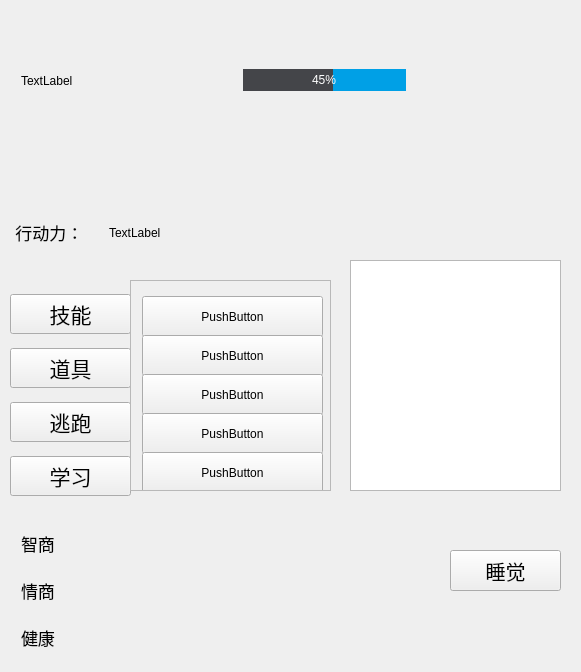
Qt form Luo_Jia_Li_Xian_Ji/fight.ui (lost-cat/Luo_Jia_Li_Xian_Ji) before a commit.
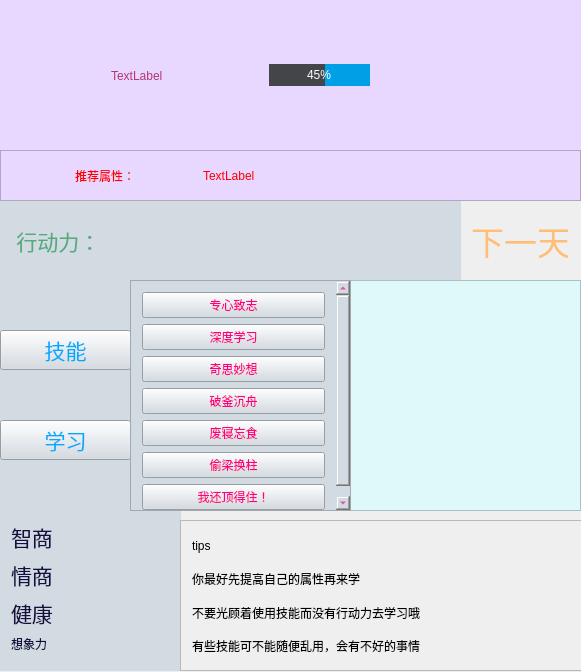
The same form after that commit.

```diff
--- a/Luo_Jia_Li_Xian_Ji/fight.ui
+++ b/Luo_Jia_Li_Xian_Ji/fight.ui
@@ -25,21 +25,44 @@
   <property name="layoutDirection">
    <enum>Qt::LeftToRight</enum>
   </property>
+  <property name="styleSheet">
+   <string notr="true"/>
+  </property>
   <property name="inputMethodHints">
    <set>Qt::ImhNone</set>
   </property>
   <widget class="QWidget" name="widget" native="true">
    <property name="geometry">
     <rect>
-     <x>10</x>
-     <y>20</y>
-     <width>571</width>
-     <height>121</height>
+     <x>0</x>
+     <y>0</y>
+     <width>581</width>
+     <height>151</height>
     </rect>
    </property>
+   <property name="styleSheet">
+    <string notr="true">font: 16pt &quot;方正何旭奶油体 简&quot;;
+background-color: rgb(232, 215, 255);</string>
+   </property>
    <layout class="QHBoxLayout" name="horizontalLayout">
+    <item>
+     <spacer name="horizontalSpacer_10">
+      <property name="orientation">
+       <enum>Qt::Horizontal</enum>
+      </property>
+      <property name="sizeHint" stdset="0">
+       <size>
+        <width>40</width>
+        <height>20</height>
+       </size>
+      </property>
+     </spacer>
+    </item>
     <item>
      <widget class="QLabel" name="cou_name">
+      <property name="styleSheet">
+       <string notr="true">color:rgb(179, 55, 113);</string>
+      </property>
       <property name="text">
        <string>TextLabel</string>
       </property>
@@ -107,6 +130,19 @@
       </property>
      </widget>
     </item>
+    <item>
+     <spacer name="horizontalSpacer_11">
+      <property name="orientation">
+       <enum>Qt::Horizontal</enum>
+      </property>
+      <property name="sizeHint" stdset="0">
+       <size>
+        <width>40</width>
+        <height>20</height>
+       </size>
+      </property>
+     </spacer>
+    </item>
     <item>
      <spacer name="horizontalSpacer_2">
       <property name="orientation">
@@ -125,12 +161,17 @@
   <widget class="QWidget" name="widget_2" native="true">
    <property name="geometry">
     <rect>
-     <x>10</x>
+     <x>0</x>
      <y>280</y>
-     <width>121</width>
+     <width>131</width>
      <height>231</height>
     </rect>
    </property>
+   <property name="styleSheet">
+    <string notr="true">font: 16pt &quot;方正何旭奶油体 简&quot;;
+color: rgb(0, 170, 255);
+background-color:rgb(210, 218, 226);</string>
+   </property>
    <layout class="QVBoxLayout" name="verticalLayout">
     <property name="spacing">
      <number>0</number>
@@ -154,8 +195,11 @@
      <widget class="QPushButton" name="skill">
       <property name="font">
        <font>
-        <family>楷体</family>
+        <family>方正何旭奶油体 简</family>
         <pointsize>16</pointsize>
+        <weight>50</weight>
+        <italic>false</italic>
+        <bold>false</bold>
        </font>
       </property>
       <property name="text">
@@ -163,32 +207,6 @@
       </property>
      </widget>
     </item>
-    <item>
-     <widget class="QPushButton" name="item">
-      <property name="font">
-       <font>
-        <family>楷体</family>
-        <pointsize>16</pointsize>
-       </font>
-      </property>
-      <property name="text">
-       <string>道具</string>
-      </property>
-     </widget>
-    </item>
-    <item>
-     <widget class="QPushButton" name="run">
-      <property name="font">
-       <font>
-        <family>楷体</family>
-        <pointsize>16</pointsize>
-       </font>
-      </property>
-      <property name="text">
-       <string>逃跑</string>
-      </property>
-     </widget>
-    </item>
     <item>
      <widget class="QPushButton" name="attack">
       <property name="enabled">
@@ -196,8 +214,11 @@
       </property>
       <property name="font">
        <font>
-        <family>楷体</family>
+        <family>方正何旭奶油体 简</family>
         <pointsize>16</pointsize>
+        <weight>50</weight>
+        <italic>false</italic>
+        <bold>false</bold>
        </font>
       </property>
       <property name="text">
@@ -211,18 +232,26 @@
    <property name="geometry">
     <rect>
      <x>0</x>
-     <y>210</y>
-     <width>211</width>
-     <height>45</height>
+     <y>200</y>
+     <width>461</width>
+     <height>81</height>
     </rect>
    </property>
+   <property name="styleSheet">
+    <string notr="true">font: 16pt &quot;方正何旭奶油体 简&quot;;
+color: rgb(85, 170, 127);
+background-color:rgb(210, 218, 226);</string>
+   </property>
    <layout class="QHBoxLayout" name="horizontalLayout_2">
     <item>
      <widget class="QLabel" name="label">
       <property name="font">
        <font>
-        <family>楷体</family>
-        <pointsize>13</pointsize>
+        <family>方正何旭奶油体 简</family>
+        <pointsize>16</pointsize>
+        <weight>50</weight>
+        <italic>false</italic>
+        <bold>false</bold>
        </font>
       </property>
       <property name="cursor">
@@ -236,7 +265,14 @@
     <item>
      <widget class="QLabel" name="movepoint">
       <property name="text">
-       <string>TextLabel</string>
+       <string/>
+      </property>
+     </widget>
+    </item>
+    <item>
+     <widget class="QLabel" name="label_8">
+      <property name="text">
+       <string/>
       </property>
      </widget>
     </item>
@@ -245,19 +281,43 @@
   <widget class="QWidget" name="widget_4" native="true">
    <property name="geometry">
     <rect>
-     <x>10</x>
-     <y>520</y>
-     <width>191</width>
-     <height>141</height>
+     <x>0</x>
+     <y>510</y>
+     <width>181</width>
+     <height>161</height>
     </rect>
    </property>
+   <property name="styleSheet">
+    <string notr="true">background-color:rgb(210, 218, 226);
+color: rgb(19, 15, 64);
+font: 16pt &quot;方正何旭奶油体 简&quot;;</string>
+   </property>
    <layout class="QFormLayout" name="formLayout">
+    <item row="0" column="0">
+     <widget class="QLabel" name="label_2">
+      <property name="font">
+       <font>
+        <family>方正何旭奶油体 简</family>
+        <pointsize>16</pointsize>
+        <weight>50</weight>
+        <italic>false</italic>
+        <bold>false</bold>
+       </font>
+      </property>
+      <property name="text">
+       <string>智商</string>
+      </property>
+     </widget>
+    </item>
     <item row="0" column="1">
      <widget class="QLabel" name="zili">
       <property name="font">
        <font>
-        <family>楷体</family>
-        <pointsize>13</pointsize>
+        <family>方正何旭奶油体 简</family>
+        <pointsize>16</pointsize>
+        <weight>50</weight>
+        <italic>false</italic>
+        <bold>false</bold>
        </font>
       </property>
       <property name="text">
@@ -266,24 +326,14 @@
      </widget>
     </item>
     <item row="1" column="0">
-     <spacer name="verticalSpacer_2">
-      <property name="orientation">
-       <enum>Qt::Vertical</enum>
-      </property>
-      <property name="sizeHint" stdset="0">
-       <size>
-        <width>20</width>
-        <height>40</height>
-       </size>
-      </property>
-     </spacer>
-    </item>
-    <item row="2" column="0">
      <widget class="QLabel" name="label_3">
       <property name="font">
        <font>
-        <family>楷体</family>
-        <pointsize>13</pointsize>
+        <family>方正何旭奶油体 简</family>
+        <pointsize>16</pointsize>
+        <weight>50</weight>
+        <italic>false</italic>
+        <bold>false</bold>
        </font>
       </property>
       <property name="text">
@@ -291,12 +341,15 @@
       </property>
      </widget>
     </item>
-    <item row="2" column="1">
+    <item row="1" column="1">
      <widget class="QLabel" name="qinshang">
       <property name="font">
        <font>
-        <family>楷体</family>
-        <pointsize>13</pointsize>
+        <family>方正何旭奶油体 简</family>
+        <pointsize>16</pointsize>
+        <weight>50</weight>
+        <italic>false</italic>
+        <bold>false</bold>
        </font>
       </property>
       <property name="text">
@@ -304,25 +357,15 @@
       </property>
      </widget>
     </item>
-    <item row="3" column="0">
-     <spacer name="verticalSpacer">
-      <property name="orientation">
-       <enum>Qt::Vertical</enum>
-      </property>
-      <property name="sizeHint" stdset="0">
-       <size>
-        <width>20</width>
-        <height>40</height>
-       </size>
-      </property>
-     </spacer>
-    </item>
-    <item row="4" column="0">
+    <item row="2" column="0">
      <widget class="QLabel" name="label_4">
       <property name="font">
        <font>
-        <family>楷体</family>
-        <pointsize>13</pointsize>
+        <family>方正何旭奶油体 简</family>
+        <pointsize>16</pointsize>
+        <weight>50</weight>
+        <italic>false</italic>
+        <bold>false</bold>
        </font>
       </property>
       <property name="text">
@@ -330,12 +373,15 @@
       </property>
      </widget>
     </item>
-    <item row="4" column="1">
+    <item row="2" column="1">
      <widget class="QLabel" name="jiankang">
       <property name="font">
        <font>
-        <family>楷体</family>
-        <pointsize>13</pointsize>
+        <family>方正何旭奶油体 简</family>
+        <pointsize>16</pointsize>
+        <weight>50</weight>
+        <italic>false</italic>
+        <bold>false</bold>
        </font>
       </property>
       <property name="text">
@@ -343,16 +389,17 @@
       </property>
      </widget>
     </item>
-    <item row="0" column="0">
-     <widget class="QLabel" name="label_2">
-      <property name="font">
-       <font>
-        <family>楷体</family>
-        <pointsize>13</pointsize>
-       </font>
+    <item row="3" column="0">
+     <widget class="QLabel" name="label_7">
+      <property name="text">
+       <string>想象力</string>
       </property>
+     </widget>
+    </item>
+    <item row="3" column="1">
+     <widget class="QLabel" name="img">
       <property name="text">
-       <string>智商</string>
+       <string/>
       </property>
      </widget>
     </item>
@@ -361,44 +408,70 @@
   <widget class="QPushButton" name="back">
    <property name="geometry">
     <rect>
-     <x>450</x>
-     <y>550</y>
-     <width>111</width>
-     <height>41</height>
+     <x>460</x>
+     <y>200</y>
+     <width>121</width>
+     <height>81</height>
     </rect>
    </property>
    <property name="font">
     <font>
-     <family>楷体</family>
-     <pointsize>15</pointsize>
+     <family>方正何旭奶油体 简</family>
+     <pointsize>25</pointsize>
+     <weight>50</weight>
+     <italic>false</italic>
+     <bold>false</bold>
     </font>
    </property>
+   <property name="styleSheet">
+    <string notr="true">font: 25pt &quot;方正何旭奶油体 简&quot;;
+color: rgb(255, 190, 118);
+border-style:hidden;</string>
+   </property>
    <property name="text">
-    <string>睡觉</string>
+    <string>下一天</string>
    </property>
   </widget>
   <widget class="QTextEdit" name="textEdit">
    <property name="geometry">
     <rect>
      <x>350</x>
-     <y>260</y>
-     <width>211</width>
+     <y>280</y>
+     <width>231</width>
      <height>231</height>
     </rect>
    </property>
+   <property name="styleSheet">
+    <string notr="true">background-color:rgb(223, 249, 251);
+color:rgb(253, 114, 114);
+
+font: 16pt &quot;方正何旭奶油体 简&quot;;</string>
+   </property>
    <property name="readOnly">
     <bool>true</bool>
    </property>
+   <property name="html">
+    <string>&lt;!DOCTYPE HTML PUBLIC &quot;-//W3C//DTD HTML 4.0//EN&quot; &quot;http://www.w3.org/TR/REC-html40/strict.dtd&quot;&gt;
+&lt;html&gt;&lt;head&gt;&lt;meta name=&quot;qrichtext&quot; content=&quot;1&quot; /&gt;&lt;style type=&quot;text/css&quot;&gt;
+p, li { white-space: pre-wrap; }
+&lt;/style&gt;&lt;/head&gt;&lt;body style=&quot; font-family:'方正何旭奶油体 简'; font-size:16pt; font-weight:400; font-style:normal;&quot;&gt;
+&lt;p style=&quot;-qt-paragraph-type:empty; margin-top:0px; margin-bottom:0px; margin-left:0px; margin-right:0px; -qt-block-indent:0; text-indent:0px;&quot;&gt;&lt;br /&gt;&lt;/p&gt;&lt;/body&gt;&lt;/html&gt;</string>
+   </property>
   </widget>
   <widget class="QScrollArea" name="skilltable">
    <property name="geometry">
     <rect>
      <x>130</x>
      <y>280</y>
-     <width>201</width>
-     <height>211</height>
+     <width>221</width>
+     <height>231</height>
     </rect>
    </property>
+   <property name="styleSheet">
+    <string notr="true">font: 16pt &quot;方正何旭奶油体 简&quot;;
+color: rgb(255, 0, 127);
+background-color:rgb(210, 218, 226);</string>
+   </property>
    <property name="widgetResizable">
     <bool>true</bool>
    </property>
@@ -407,77 +480,240 @@
      <rect>
       <x>0</x>
       <y>0</y>
-      <width>199</width>
-      <height>209</height>
+      <width>198</width>
+      <height>365</height>
      </rect>
     </property>
-    <widget class="QPushButton" name="pushButton">
-     <property name="geometry">
-      <rect>
-       <x>11</x>
-       <y>15</y>
-       <width>181</width>
-       <height>41</height>
-      </rect>
-     </property>
-     <property name="text">
-      <string>PushButton</string>
-     </property>
-    </widget>
-    <widget class="QPushButton" name="pushButton_2">
-     <property name="geometry">
-      <rect>
-       <x>11</x>
-       <y>54</y>
-       <width>181</width>
-       <height>41</height>
-      </rect>
-     </property>
-     <property name="text">
-      <string>PushButton</string>
-     </property>
-    </widget>
-    <widget class="QPushButton" name="pushButton_3">
-     <property name="geometry">
-      <rect>
-       <x>11</x>
-       <y>93</y>
-       <width>181</width>
-       <height>41</height>
-      </rect>
-     </property>
-     <property name="text">
-      <string>PushButton</string>
-     </property>
-    </widget>
-    <widget class="QPushButton" name="pushButton_4">
-     <property name="geometry">
-      <rect>
-       <x>11</x>
-       <y>132</y>
-       <width>181</width>
-       <height>41</height>
-      </rect>
-     </property>
-     <property name="text">
-      <string>PushButton</string>
-     </property>
-    </widget>
-    <widget class="QPushButton" name="pushButton_5">
-     <property name="geometry">
-      <rect>
-       <x>11</x>
-       <y>171</y>
-       <width>181</width>
-       <height>41</height>
-      </rect>
-     </property>
-     <property name="text">
-      <string>PushButton</string>
-     </property>
-    </widget>
+    <layout class="QVBoxLayout" name="verticalLayout_2">
+     <item>
+      <widget class="QPushButton" name="skill1">
+       <property name="text">
+        <string>专心致志</string>
+       </property>
+      </widget>
+     </item>
+     <item>
+      <widget class="QPushButton" name="skill2">
+       <property name="text">
+        <string>深度学习</string>
+       </property>
+      </widget>
+     </item>
+     <item>
+      <widget class="QPushButton" name="skill3">
+       <property name="text">
+        <string>奇思妙想</string>
+       </property>
+      </widget>
+     </item>
+     <item>
+      <widget class="QPushButton" name="skill4">
+       <property name="text">
+        <string>破釜沉舟</string>
+       </property>
+      </widget>
+     </item>
+     <item>
+      <widget class="QPushButton" name="skill5">
+       <property name="text">
+        <string>废寝忘食</string>
+       </property>
+      </widget>
+     </item>
+     <item>
+      <widget class="QPushButton" name="skill6">
+       <property name="text">
+        <string>偷梁换柱</string>
+       </property>
+      </widget>
+     </item>
+     <item>
+      <widget class="QPushButton" name="skill7">
+       <property name="text">
+        <string>我还顶得住！</string>
+       </property>
+      </widget>
+     </item>
+    </layout>
    </widget>
   </widget>
+  <widget class="QFrame" name="frame">
+   <property name="geometry">
+    <rect>
+     <x>0</x>
+     <y>150</y>
+     <width>581</width>
+     <height>51</height>
+    </rect>
+   </property>
+   <property name="styleSheet">
+    <string notr="true">background-color: rgb(232, 215, 255);
+color: rgb(255, 0, 0);
+font: 16pt &quot;方正何旭奶油体 简&quot;;</string>
+   </property>
+   <property name="frameShape">
+    <enum>QFrame::StyledPanel</enum>
+   </property>
+   <property name="frameShadow">
+    <enum>QFrame::Raised</enum>
+   </property>
+   <layout class="QHBoxLayout" name="horizontalLayout_3">
+    <item>
+     <spacer name="horizontalSpacer_3">
+      <property name="orientation">
+       <enum>Qt::Horizontal</enum>
+      </property>
+      <property name="sizeHint" stdset="0">
+       <size>
+        <width>40</width>
+        <height>20</height>
+       </size>
+      </property>
+     </spacer>
+    </item>
+    <item>
+     <widget class="QLabel" name="label_5">
+      <property name="text">
+       <string>推荐属性：</string>
+      </property>
+     </widget>
+    </item>
+    <item>
+     <spacer name="horizontalSpacer_5">
+      <property name="orientation">
+       <enum>Qt::Horizontal</enum>
+      </property>
+      <property name="sizeHint" stdset="0">
+       <size>
+        <width>40</width>
+        <height>20</height>
+       </size>
+      </property>
+     </spacer>
+    </item>
+    <item>
+     <widget class="QLabel" name="rec">
+      <property name="text">
+       <string>TextLabel</string>
+      </property>
+     </widget>
+    </item>
+    <item>
+     <spacer name="horizontalSpacer_9">
+      <property name="orientation">
+       <enum>Qt::Horizontal</enum>
+      </property>
+      <property name="sizeHint" stdset="0">
+       <size>
+        <width>40</width>
+        <height>20</height>
+       </size>
+      </property>
+     </spacer>
+    </item>
+    <item>
+     <spacer name="horizontalSpacer_8">
+      <property name="orientation">
+       <enum>Qt::Horizontal</enum>
+      </property>
+      <property name="sizeHint" stdset="0">
+       <size>
+        <width>40</width>
+        <height>20</height>
+       </size>
+      </property>
+     </spacer>
+    </item>
+    <item>
+     <spacer name="horizontalSpacer_7">
+      <property name="orientation">
+       <enum>Qt::Horizontal</enum>
+      </property>
+      <property name="sizeHint" stdset="0">
+       <size>
+        <width>40</width>
+        <height>20</height>
+       </size>
+      </property>
+     </spacer>
+    </item>
+    <item>
+     <spacer name="horizontalSpacer_6">
+      <property name="orientation">
+       <enum>Qt::Horizontal</enum>
+      </property>
+      <property name="sizeHint" stdset="0">
+       <size>
+        <width>40</width>
+        <height>20</height>
+       </size>
+      </property>
+     </spacer>
+    </item>
+    <item>
+     <spacer name="horizontalSpacer_4">
+      <property name="orientation">
+       <enum>Qt::Horizontal</enum>
+      </property>
+      <property name="sizeHint" stdset="0">
+       <size>
+        <width>40</width>
+        <height>20</height>
+       </size>
+      </property>
+     </spacer>
+    </item>
+   </layout>
+  </widget>
+  <widget class="QFrame" name="frame_2">
+   <property name="geometry">
+    <rect>
+     <x>180</x>
+     <y>520</y>
+     <width>411</width>
+     <height>151</height>
+    </rect>
+   </property>
+   <property name="styleSheet">
+    <string notr="true">font: 12pt &quot;方正何旭奶油体 简&quot;;</string>
+   </property>
+   <property name="frameShape">
+    <enum>QFrame::StyledPanel</enum>
+   </property>
+   <property name="frameShadow">
+    <enum>QFrame::Raised</enum>
+   </property>
+   <layout class="QVBoxLayout" name="verticalLayout_3">
+    <item>
+     <widget class="QLabel" name="label_6">
+      <property name="text">
+       <string>tips</string>
+      </property>
+     </widget>
+    </item>
+    <item>
+     <widget class="QLabel" name="label_9">
+      <property name="text">
+       <string>你最好先提高自己的属性再来学</string>
+      </property>
+     </widget>
+    </item>
+    <item>
+     <widget class="QLabel" name="label_10">
+      <property name="text">
+       <string>不要光顾着使用技能而没有行动力去学习哦</string>
+      </property>
+     </widget>
+    </item>
+    <item>
+     <widget class="QLabel" name="label_11">
+      <property name="text">
+       <string>有些技能可不能随便乱用，会有不好的事情</string>
+      </property>
+     </widget>
+    </item>
+   </layout>
+  </widget>
  </widget>
  <layoutdefault spacing="6" margin="11"/>
  <resources/>
```
Left out of the diff: 4 changed lines with no effect on the pictures.
